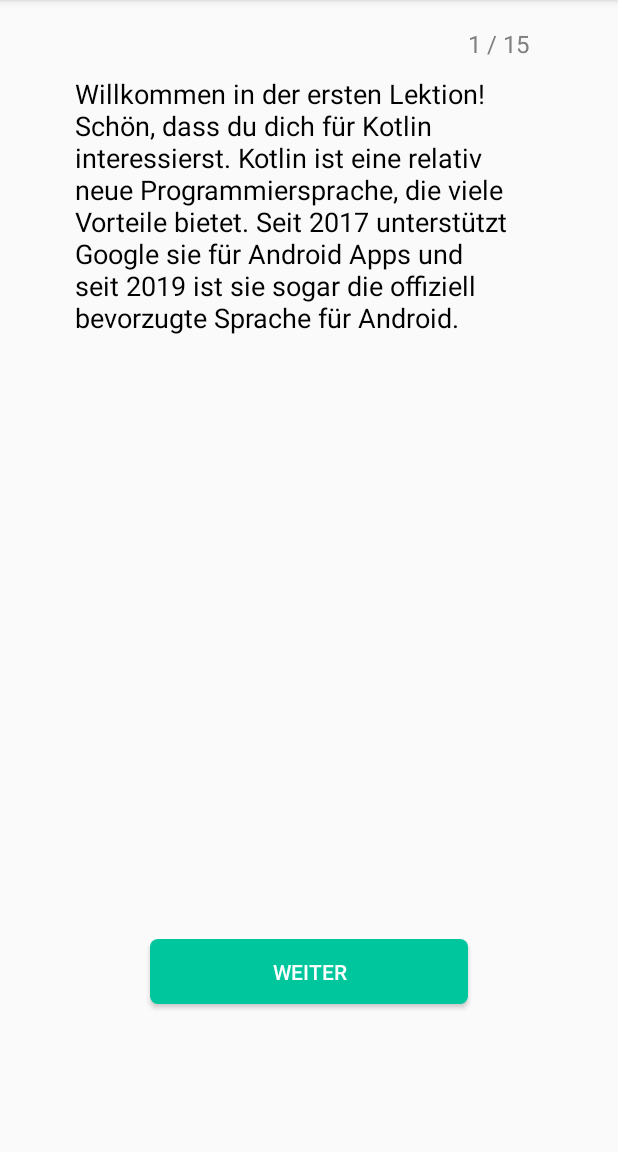
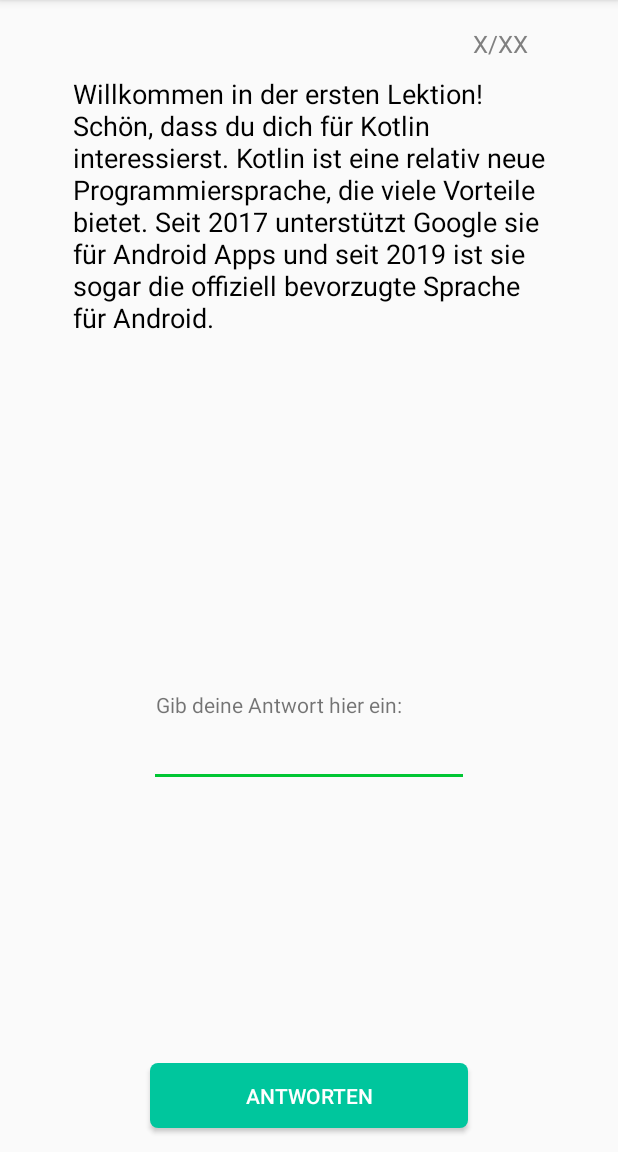
Before and after one commit to jurovision/HelloKotlinApp, an Android app: the screen it shows after launch (MainActivity), on a phone screen of 412 x 824 dp, the part 84-1236 px from its top. Run offline under Robolectric (Android 15) with nearby library versions, the phone set to English and light mode, and no system bars; Roboto replaces fonts that are not available here.

Commit message:
Kapitel 2 angefangen

```diff
--- a/app/src/main/java/com/example/hellokotlin/ErsteFrageTest.kt
+++ b/app/src/main/java/com/example/hellokotlin/ErsteFrageTest.kt
@@ -10,7 +10,7 @@ import android.view.ViewGroup
 import android.widget.Button
 import androidx.navigation.fragment.findNavController
 import com.example.hellokotlin.R
-import kotlinx.android.synthetic.main.fragment_multiple_choice_default_one_answer.*
+import kotlinx.android.synthetic.main.fragment_multiple_choice_4.*
 
 /**
  * A simple [Fragment] subclass as the default destination in the navigation.
@@ -26,7 +26,7 @@ class ErsteFrageTest : Fragment(), View.OnClickListener{
         savedInstanceState: Bundle?
     ): View? {
         // Inflate the layout for this fragment
-        return inflater.inflate(R.layout.fragment_multiple_choice_default_one_answer, container, false)
+        return inflater.inflate(R.layout.fragment_multiple_choice_4, container, false)
 
 
     }
--- a/app/src/main/java/com/example/hellokotlin/F_MC_1_10_right.kt
+++ b/app/src/main/java/com/example/hellokotlin/F_MC_1_10_right.kt
@@ -11,8 +11,7 @@ import android.view.View
 import android.view.ViewGroup
 import android.widget.Button
 import androidx.navigation.fragment.findNavController
-import com.example.hellokotlin.R
-import kotlinx.android.synthetic.main.fragment_multiple_choice_default_one_answer.*
+import kotlinx.android.synthetic.main.fragment_multiple_choice_4.*
 
 /**
  * A simple [Fragment] subclass as the default destination in the navigation.
@@ -28,7 +27,7 @@ class F_MC_1_10_right : Fragment() {
         savedInstanceState: Bundle?
     ): View? {
         // Inflate the layout for this fragment
-        return inflater.inflate(R.layout.fragment_multiple_choice_default_one_answer, container, false)
+        return inflater.inflate(R.layout.fragment_multiple_choice_4, container, false)
 
 
     }
--- a/app/src/main/java/com/example/hellokotlin/F_MC_1_10_wrong.kt
+++ b/app/src/main/java/com/example/hellokotlin/F_MC_1_10_wrong.kt
@@ -12,9 +12,8 @@ import android.view.View
 import android.view.ViewGroup
 import android.widget.Button
 import androidx.navigation.fragment.findNavController
-import com.example.hellokotlin.R
-import kotlinx.android.synthetic.main.fragment_multiple_choice_default_one_answer.*
-import kotlinx.android.synthetic.main.fragment_multiple_choice_default_one_answer.progress
+import kotlinx.android.synthetic.main.fragment_multiple_choice_4.*
+import kotlinx.android.synthetic.main.fragment_multiple_choice_4.progress
 
 /**
  * A simple [Fragment] subclass as the default destination in the navigation.
@@ -30,7 +29,7 @@ class F_MC_1_10_wrong : Fragment() {
         savedInstanceState: Bundle?
     ): View? {
         // Inflate the layout for this fragment
-        return inflater.inflate(R.layout.fragment_multiple_choice_default_one_answer, container, false)
+        return inflater.inflate(R.layout.fragment_multiple_choice_4, container, false)
 
 
     }
--- a/app/src/main/java/com/example/hellokotlin/F_MC_1_12_right.kt
+++ b/app/src/main/java/com/example/hellokotlin/F_MC_1_12_right.kt
@@ -9,10 +9,8 @@ import android.view.View
 import android.view.ViewGroup
 import android.widget.Button
 import androidx.navigation.fragment.findNavController
-import com.example.hellokotlin.R
-import kotlinx.android.synthetic.main.fragment_instruction.*
-import kotlinx.android.synthetic.main.fragment_multiple_choice_default_one_answer.*
-import kotlinx.android.synthetic.main.fragment_multiple_choice_default_one_answer.progress
+import kotlinx.android.synthetic.main.fragment_multiple_choice_4.*
+import kotlinx.android.synthetic.main.fragment_multiple_choice_4.progress
 
 /**
  * A simple [Fragment] subclass as the default destination in the navigation.
@@ -28,7 +26,7 @@ class F_MC_1_12_right : Fragment() {
         savedInstanceState: Bundle?
     ): View? {
         // Inflate the layout for this fragment
-        return inflater.inflate(R.layout.fragment_multiple_choice_default_one_answer, container, false)
+        return inflater.inflate(R.layout.fragment_multiple_choice_4, container, false)
 
 
     }
--- a/app/src/main/java/com/example/hellokotlin/F_MC_1_12_wrong.kt
+++ b/app/src/main/java/com/example/hellokotlin/F_MC_1_12_wrong.kt
@@ -11,10 +11,8 @@ import android.view.View
 import android.view.ViewGroup
 import android.widget.Button
 import androidx.navigation.fragment.findNavController
-import com.example.hellokotlin.R
-import kotlinx.android.synthetic.main.fragment_instruction.*
-import kotlinx.android.synthetic.main.fragment_multiple_choice_default_one_answer.*
-import kotlinx.android.synthetic.main.fragment_multiple_choice_default_one_answer.progress
+import kotlinx.android.synthetic.main.fragment_multiple_choice_4.*
+import kotlinx.android.synthetic.main.fragment_multiple_choice_4.progress
 
 /**
  * A simple [Fragment] subclass as the default destination in the navigation.
@@ -30,7 +28,7 @@ class F_MC_1_12_wrong : Fragment() {
         savedInstanceState: Bundle?
     ): View? {
         // Inflate the layout for this fragment
-        return inflater.inflate(R.layout.fragment_multiple_choice_default_one_answer, container, false)
+        return inflater.inflate(R.layout.fragment_multiple_choice_4, container, false)
 
 
     }
--- a/app/src/main/java/com/example/hellokotlin/MC_1_11.kt
+++ b/app/src/main/java/com/example/hellokotlin/MC_1_11.kt
@@ -10,10 +10,8 @@ import android.view.View
 import android.view.ViewGroup
 import android.widget.Button
 import androidx.navigation.fragment.findNavController
-import com.example.hellokotlin.R
-import kotlinx.android.synthetic.main.fragment_instruction.*
-import kotlinx.android.synthetic.main.fragment_multiple_choice_default_one_answer.*
-import kotlinx.android.synthetic.main.fragment_multiple_choice_default_one_answer.progress
+import kotlinx.android.synthetic.main.fragment_multiple_choice_4.*
+import kotlinx.android.synthetic.main.fragment_multiple_choice_4.progress
 
 /**
  * A simple [Fragment] subclass as the default destination in the navigation.
@@ -29,7 +27,7 @@ class MC_1_11 : Fragment(), View.OnClickListener{
         savedInstanceState: Bundle?
     ): View? {
         // Inflate the layout for this fragment
-        return inflater.inflate(R.layout.fragment_multiple_choice_default_one_answer, container, false)
+        return inflater.inflate(R.layout.fragment_multiple_choice_4, container, false)
 
 
     }
--- a/app/src/main/java/com/example/hellokotlin/MC_1_9.kt
+++ b/app/src/main/java/com/example/hellokotlin/MC_1_9.kt
@@ -11,10 +11,8 @@ import android.view.View
 import android.view.ViewGroup
 import android.widget.Button
 import androidx.navigation.fragment.findNavController
-import com.example.hellokotlin.R
-import kotlinx.android.synthetic.main.fragment_instruction.*
-import kotlinx.android.synthetic.main.fragment_multiple_choice_default_one_answer.*
-import kotlinx.android.synthetic.main.fragment_multiple_choice_default_one_answer.progress
+import kotlinx.android.synthetic.main.fragment_multiple_choice_4.*
+import kotlinx.android.synthetic.main.fragment_multiple_choice_4.progress
 
 /**
  * A simple [Fragment] subclass as the default destination in the navigation.
@@ -30,7 +28,7 @@ class MC_1_9 : Fragment(), View.OnClickListener{
         savedInstanceState: Bundle?
     ): View? {
         // Inflate the layout for this fragment
-        return inflater.inflate(R.layout.fragment_multiple_choice_default_one_answer, container, false)
+        return inflater.inflate(R.layout.fragment_multiple_choice_4, container, false)
 
 
     }
--- a/app/src/main/java/com/example/hellokotlin/UserInput_Test.kt
+++ b/app/src/main/java/com/example/hellokotlin/UserInput_Test.kt
@@ -37,6 +37,8 @@ class UserInput_Test : Fragment() {
         view.findViewById<Button>(R.id.button_inputanswer).setOnClickListener {
             var Input = view.findViewById<EditText>(R.id.Input)
             var string = Input.text.toString()
+            // Alle Leerzeichen entfernen
+            string = string.replace("\\s".toRegex(), "")
             if (string == "Banane")
                 findNavController().navigate(R.id.action_userInput_Test_to_FirstFragment)
                 else {
--- a/app/src/main/res/navigation/nav_graph.xml
+++ b/app/src/main/res/navigation/nav_graph.xml
@@ -3,7 +3,7 @@
     xmlns:app="http://schemas.android.com/apk/res-auto"
     xmlns:tools="http://schemas.android.com/tools"
     android:id="@+id/nav_graph"
-    app:startDestination="@id/instruction1_1">
+    app:startDestination="@id/userInput_Test">
 
     <fragment
         android:id="@+id/FirstFragment"
@@ -31,7 +31,7 @@
         android:id="@+id/ersteFrageTest"
         android:name="ErsteFrageTest"
         android:label="ErsteFrageTest"
-        tools:layout="@layout/fragment_multiple_choice_default_one_answer" >
+        tools:layout="@layout/fragment_multiple_choice_4" >
         <action
             android:id="@+id/action_ersteFrageTest_to_fragmentFirstCorrect"
             app:destination="@id/fragmentFirstCorrect" />
@@ -282,6 +282,76 @@
             android:id="@+id/action_userInput_Test_to_finish_1_15"
             app:destination="@id/finish_1_15" />
     </fragment>
+    <fragment
+        android:id="@+id/MC_2_1"
+        android:name="com.example.hellokotlin.MC_2_1"
+        android:label="MC_2_1" >
+        <action
+            android:id="@+id/action_MC_2_1_to_f_MC_2_2_right"
+            app:destination="@id/f_MC_2_2_right" />
+        <action
+            android:id="@+id/action_MC_2_1_to_f_MC_2_2_wrong"
+            app:destination="@id/f_MC_2_2_wrong" />
+    </fragment>
+    <fragment
+        android:id="@+id/f_MC_2_2_right"
+        android:name="com.example.hellokotlin.F_MC_2_2_right"
+        android:label="F_MC_2_2_right" >
+        <action
+            android:id="@+id/action_f_MC_2_2_right_to_i_2_3"
+            app:destination="@id/i_2_3" />
+    </fragment>
+    <fragment
+        android:id="@+id/f_MC_2_2_wrong"
+        android:name="com.example.hellokotlin.F_MC_2_2_wrong"
+        android:label="F_MC_2_2_wrong" >
+        <action
+            android:id="@+id/action_f_MC_2_2_wrong_to_i_2_3"
+            app:destination="@id/i_2_3" />
+    </fragment>
+    <fragment
+        android:id="@+id/i_2_3"
+        android:name="com.example.hellokotlin.I_2_3"
+        android:label="I_2_3" >
+        <action
+            android:id="@+id/action_i_2_3_to_i_2_4"
+            app:destination="@id/i_2_4" />
+    </fragment>
+    <fragment
+        android:id="@+id/i_2_4"
+        android:name="com.example.hellokotlin.I_2_4"
+        android:label="I_2_4" >
+        <action
+            android:id="@+id/action_i_2_4_to_i_2_5"
+            app:destination="@id/i_2_5" />
+    </fragment>
+    <fragment
+        android:id="@+id/i_2_5"
+        android:name="com.example.hellokotlin.I_2_5"
+        android:label="I_2_5" >
+        <action
+            android:id="@+id/action_i_2_5_to_MC_2_6"
+            app:destination="@id/MC_2_6" />
+    </fragment>
+    <fragment
+        android:id="@+id/MC_2_6"
+        android:name="com.example.hellokotlin.MC_2_6"
+        android:label="MC_2_6" >
+        <action
+            android:id="@+id/action_MC_2_6_to_f_MC_2_7_right"
+            app:destination="@id/f_MC_2_7_right" />
+        <action
+            android:id="@+id/action_MC_2_6_to_f_MC_2_7_wrong"
+            app:destination="@id/f_MC_2_7_wrong" />
+    </fragment>
+    <fragment
+        android:id="@+id/f_MC_2_7_right"
+        android:name="com.example.hellokotlin.F_MC_2_7_right"
+        android:label="F_MC_2_7_right" />
+    <fragment
+        android:id="@+id/f_MC_2_7_wrong"
+        android:name="com.example.hellokotlin.F_MC_2_7_wrong"
+        android:label="F_MC_2_7_wrong" />
 
 
 </navigation>
```
Also changed, not shown: app/src/main/res/layout/fragment_multiple_choice_4.xml (renamed from app/src/main/res/layout/fragment_multiple_choice_default_one_answer.xml).
